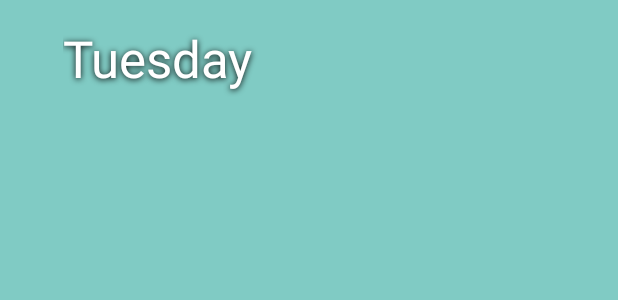
After one commit to arosiclair/Weatherly, an Android app: the layout activity_day_details.xml on its own in the app's theme, with its tools: preview values and no code run, on a phone screen of 412 x 824 dp. The commit adds this screen. Shown: the top 300 px of the screen. Run offline under Robolectric (Android 15) with nearby library versions, the phone set to English and light mode, and no system bars.

Commit message:
Added the DayDetails Activity along with its layout

```diff
--- /dev/null
+++ b/app/src/main/res/layout/activity_day_details.xml
@@ -0,0 +1,39 @@
+<ScrollView xmlns:android="http://schemas.android.com/apk/res/android"
+    xmlns:tools="http://schemas.android.com/tools"
+    android:layout_width="match_parent"
+    android:layout_height="match_parent"
+    android:background="@color/material_deep_teal_200"
+    android:padding="16dp"
+    tools:context="com.rosiclair.andrew.weatherly.ui.DayDetails">
+
+    <LinearLayout
+        android:layout_width="328dp"
+        android:layout_height="wrap_content"
+        android:layout_gravity="center_horizontal"
+        android:orientation="vertical">
+
+        <!-- Day's Title View -->
+        <TextView
+            android:id="@+id/day_name"
+            android:layout_width="328dp"
+            android:layout_height="wrap_content"
+
+            android:paddingBottom="8dp"
+            android:shadowColor="@android:color/black"
+            android:shadowDx="0"
+            android:shadowDy="1"
+            android:shadowRadius="5"
+            android:text="Tuesday"
+            android:textColor="@color/abc_primary_text_material_dark"
+            android:textSize="34sp" />
+
+        <LinearLayout
+            android:id="@+id/day_hourly_forecast_list"
+            android:layout_width="match_parent"
+            android:layout_height="wrap_content"
+            android:orientation="vertical"
+            android:background="@drawable/background_card"></LinearLayout>
+
+    </LinearLayout>
+
+</ScrollView>
--- a/app/src/main/res/values/strings.xml
+++ b/app/src/main/res/values/strings.xml
@@ -8,4 +8,5 @@
     <string name="hello_world">Hello world!</string>
 
     <string name="action_settings">Settings</string>
+    <string name="title_activity_day_details">DayDetails</string>
 </resources>
```
Also changed, not shown: app/src/main/AndroidManifest.xml (+8 -0 lines), app/src/main/java/com/rosiclair/andrew/weatherly/ui/DayDetails.java (added, +39 -0 lines), app/src/main/res/menu/menu_day_details.xml (added, +7 -0 lines).
